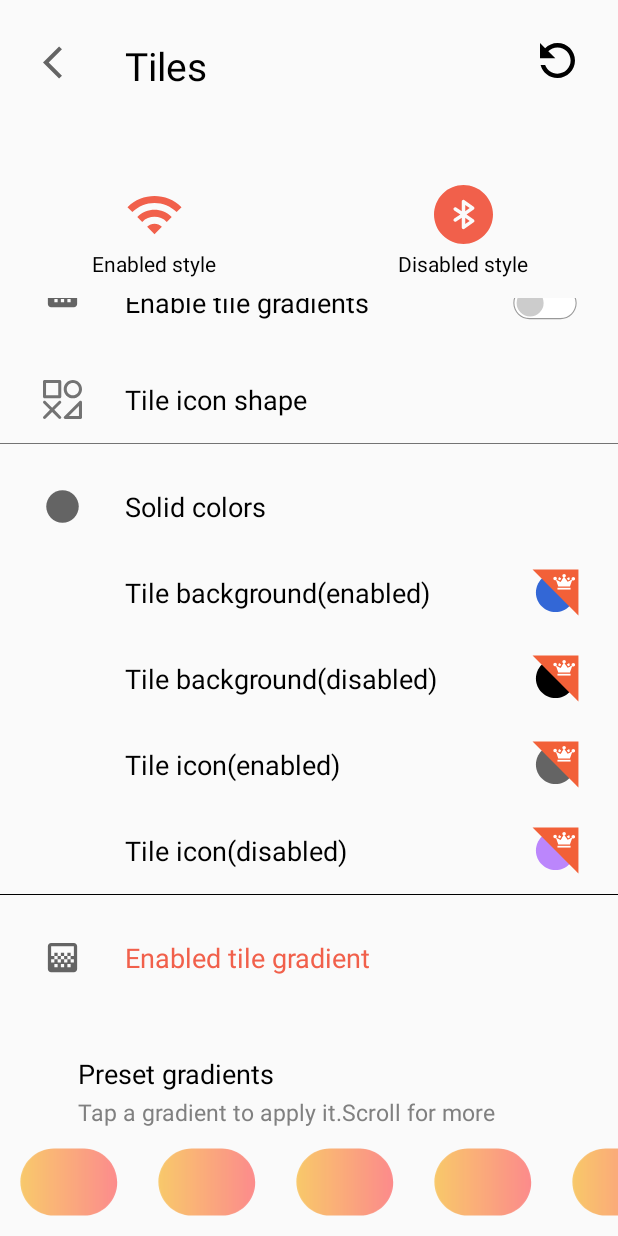
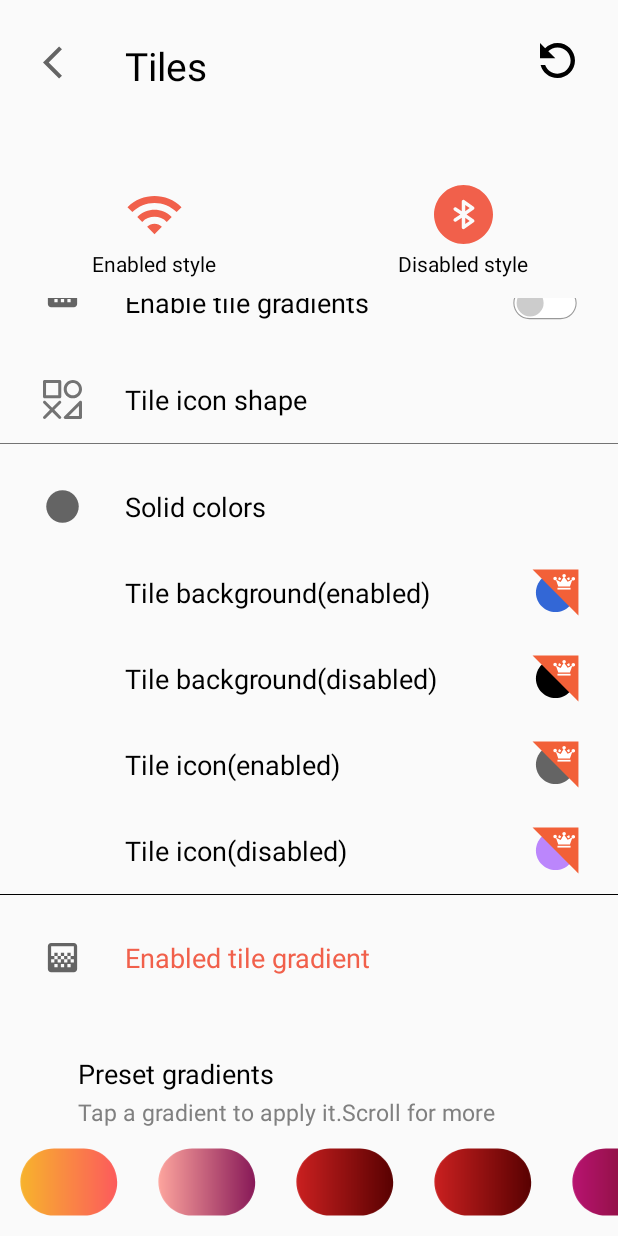
Before and after one commit to ngluanit/quicksetting, an Android app: the TileStylesActivity screen opened directly, with no data from a screen before it, on a phone screen of 412 x 824 dp. Run offline under Robolectric (Android 15) with nearby library versions, the phone set to English and light mode, and no system bars; our stand-ins replace sdp/ssp sizes.

Commit message:
add code

```diff
--- a/app/src/main/java/com/example/settingapp/handles/HandlesActivity.kt
+++ b/app/src/main/java/com/example/settingapp/handles/HandlesActivity.kt
@@ -33,7 +33,7 @@ class HandlesActivity : AppCompatActivity() {
         getWindow().decorView.systemUiVisibility =
             View.SYSTEM_UI_FLAG_LIGHT_STATUS_BAR //  set status text dark
 
-        getWindow().statusBarColor = Color.parseColor("#fff") // set status background white
+//        getWindow().statusBarColor = Color.parseColor("#fff") // set status background white
 
         imgTurnFullleght.setOnClickListener {
             if ((imgTurnFullleght != null) && (imgTurnFullleghtShown)){
--- a/app/src/main/java/com/example/settingapp/tilestyle/TileStyleAdapter.kt
+++ b/app/src/main/java/com/example/settingapp/tilestyle/TileStyleAdapter.kt
@@ -15,7 +15,7 @@ class TileStyleAdapter(val posts: List<Int>) : RecyclerView.Adapter<TileStyleAda
     }
 
     override fun onBindViewHolder(holder: TileStyleAdapter.ViewHolder, position: Int) {
-        holder.img_gradient.imageAlpha = posts[position]
+        holder.img_gradient.setImageResource(posts[position])
     }
 
     override fun getItemCount() = posts.size
--- a/app/src/main/java/com/example/settingapp/tilestyle/TileStylesActivity.kt
+++ b/app/src/main/java/com/example/settingapp/tilestyle/TileStylesActivity.kt
@@ -48,7 +48,8 @@ class TileStylesActivity : AppCompatActivity() {
         val posts = listOf(R.drawable.ic_gradient1,R.drawable.ic_gradient2,R.drawable.ic_gradient3,R.drawable.ic_gradient3,R.drawable.ic_gradient4,R.drawable.ic_gradient5,R.drawable.ic_gradient1,R.drawable.ic_gradient1,R.drawable.ic_gradient1)
         rcvColor.apply {
             layoutManager = LinearLayoutManager(context,RecyclerView.HORIZONTAL,false)
-            adapter = TileStyleAdapter(posts)
+           // adapter = TileStyleAdapter(posts)
+            rcvColor.adapter=TileStyleAdapter(posts)
         }
     }
 
--- a/app/src/main/res/layout/ovelay_window.xml
+++ b/app/src/main/res/layout/ovelay_window.xml
@@ -15,15 +15,14 @@
 
     <RelativeLayout
         android:layout_width="match_parent"
-        android:layout_height="match_parent">
-
+        android:layout_height="@dimen/_200sdp">
     </RelativeLayout>
 
     <LinearLayout
         android:id="@+id/dragView"
         android:layout_width="match_parent"
         android:layout_height="wrap_content"
-        android:clickable="true"
+        android:clickable="false"
         android:focusable="false"
         android:orientation="vertical">
 
```
Also changed, not shown: app/src/main/java/com/example/miui_ify/FloatingWindow.java (+7 -6 lines), 9 other files.
